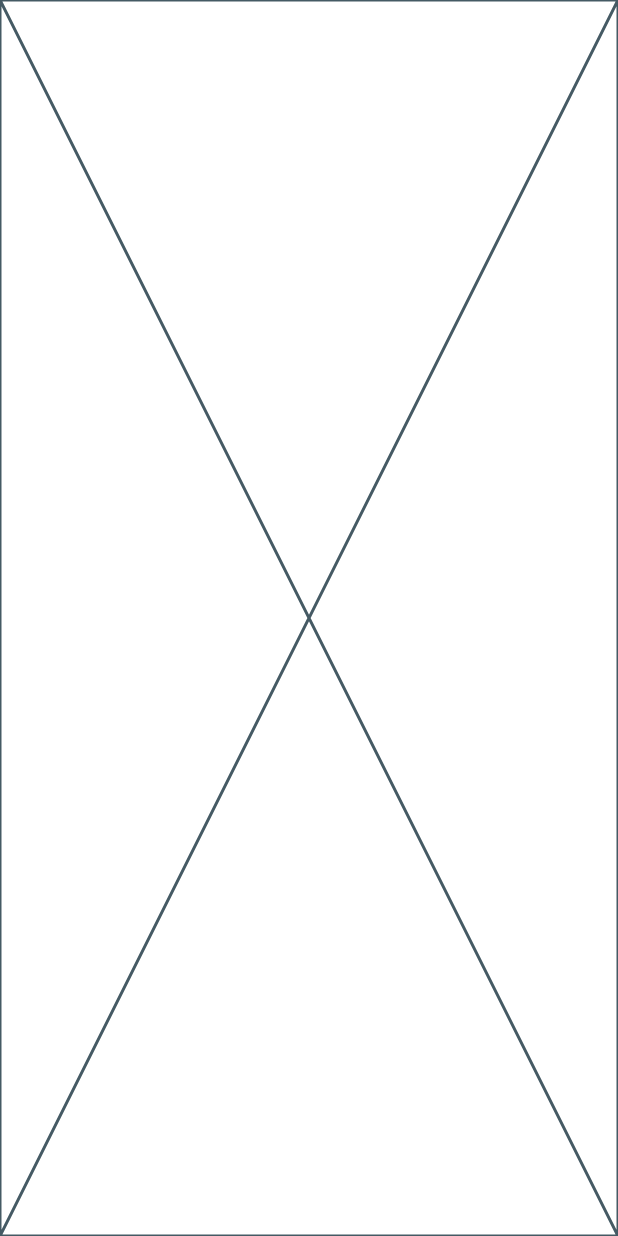
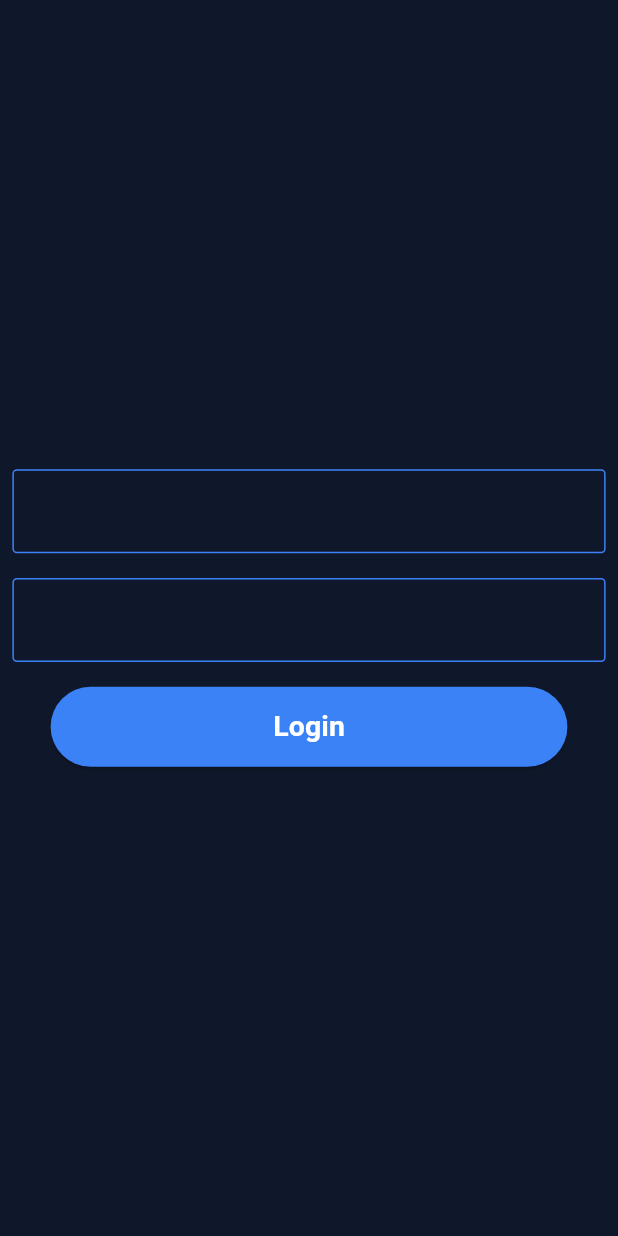
Before and after one commit to ashir227/NexoTrack, a Flutter app: the screen it shows after launch, on a phone screen of 412 x 824 dp. Run offline on Flutter 3.47's test engine with Material 3 defaults, Android fonts, the phone set to English and light mode, and no system bars; our stand-ins replace hive_flutter; accounts and stored records are empty.

Commit message:
Mat login dash

```diff
--- /dev/null
+++ b/nexotrack/lib/Core/widgets/cards.dart
@@ -0,0 +1,5 @@
+import 'package:flutter/material.dart';
+
+class Cards {
+  // static Cards()
+}
--- a/nexotrack/lib/Screnes/Login.dart
+++ b/nexotrack/lib/Screnes/Login.dart
@@ -1,10 +1,61 @@
 import 'package:flutter/material.dart';
+import 'package:nexotrack/Core/theme/color.dart';
 
-class Loginscr extends StatelessWidget {
-  const Loginscr({super.key});
+class LoginScr extends StatelessWidget {
+  const LoginScr({super.key});
 
   @override
   Widget build(BuildContext context) {
-    return const Placeholder();
+    var h = MediaQuery.of(context).size.height;
+    var w = MediaQuery.of(context).size.height;
+    TextEditingController passcontrol = TextEditingController();
+    return Scaffold(
+      backgroundColor: PrimaryColor.BckColor,
+      body: Container(
+        padding: EdgeInsets.symmetric(horizontal: w * 0.01),
+        child: Column(
+          mainAxisAlignment: MainAxisAlignment.center,
+          children: [
+            TextField(
+              decoration: InputDecoration(
+                enabledBorder: OutlineInputBorder(
+                  borderSide: BorderSide(color: SecColor.borderclr),
+                  borderRadius: BorderRadius.circular(3),
+                ),
+              ),
+            ),
+            SizedBox(height: h * 0.02),
+            TextField(
+              decoration: InputDecoration(
+                enabledBorder: OutlineInputBorder(
+                  borderSide: BorderSide(color: SecColor.borderclr),
+                  borderRadius: BorderRadius.circular(3),
+                ),
+              ),
+            ),
+            SizedBox(height: h * 0.02),
+            ElevatedButton(
+              style: ElevatedButton.styleFrom(
+                backgroundColor: PrimaryColor.BtnColor,
+
+                padding: EdgeInsets.symmetric(
+                  horizontal: w * 0.18,
+                  vertical: h * 0.016,
+                ),
+              ),
+              onPressed: () {},
+              child: Text(
+                "Login",
+                style: TextStyle(
+                  fontSize: w * 0.023,
+                  fontWeight: FontWeight.w700,
+                  color: Colors.white,
+                ),
+              ),
+            ),
+          ],
+        ),
+      ),
+    );
   }
 }
--- a/nexotrack/lib/Screnes/Splash.dart
+++ b/nexotrack/lib/Screnes/Splash.dart
@@ -15,7 +15,7 @@ class _SpalshScrState extends State<SpalshScr> {
     Future.delayed(Duration(seconds: 4), () {
       Navigator.pushReplacement(
         context,
-        MaterialPageRoute(builder: (context) => Loginscr()),
+        MaterialPageRoute(builder: (context) => LoginScr()),
       );
     });
   }
--- a/nexotrack/pubspec.yaml
+++ b/nexotrack/pubspec.yaml
@@ -35,6 +35,10 @@ dependencies:
   # Use with the CupertinoIcons class for iOS style icons.
   cupertino_icons: ^1.0.8
   firebase_core: ^4.7.0
+  hive: ^2.2.3
+  hive_flutter: ^1.1.0
+  path_provider: ^2.1.5
+
 
 
 dev_dependencies:
```
Also changed, not shown: nexotrack/lib/Provider/LoginPro.dart (added, +17 -0 lines), nexotrack/lib/Screnes/MainScr.dart (added, +10 -0 lines), nexotrack/lib/main.dart (+6 -1 lines), nexotrack/lib/Models/login.dart (added), nexotrack/pubspec.lock, 2 other files.
